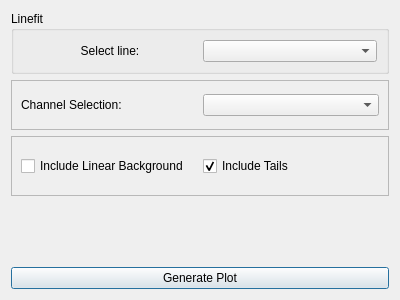
Before: the Qt Designer form massGui/ui/linefitSetup.ui in gmondee/massGui, drawn with Qt 5.
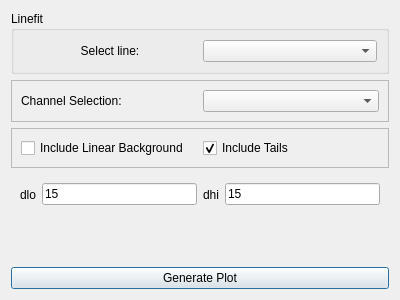
After: the same form once the commit is applied. Custom widgets are drawn as their Qt base class.

Commit message: linefit: add dlo/dhi

```diff
--- a/massGui/ui/linefitSetup.ui
+++ b/massGui/ui/linefitSetup.ui
@@ -93,6 +93,46 @@
      </layout>
     </widget>
    </item>
+   <item>
+    <widget class="QWidget" name="widget" native="true">
+     <layout class="QHBoxLayout" name="horizontalLayout_4">
+      <item>
+       <widget class="QLabel" name="label_3">
+        <property name="text">
+         <string>dlo</string>
+        </property>
+       </widget>
+      </item>
+      <item>
+       <widget class="QLineEdit" name="dlo">
+        <property name="inputMethodHints">
+         <set>Qt::ImhPreferNumbers</set>
+        </property>
+        <property name="text">
+         <string>15</string>
+        </property>
+       </widget>
+      </item>
+      <item>
+       <widget class="QLabel" name="label_4">
+        <property name="text">
+         <string>dhi</string>
+        </property>
+       </widget>
+      </item>
+      <item>
+       <widget class="QLineEdit" name="dhi">
+        <property name="inputMethodHints">
+         <set>Qt::ImhPreferNumbers</set>
+        </property>
+        <property name="text">
+         <string>15</string>
+        </property>
+       </widget>
+      </item>
+     </layout>
+    </widget>
+   </item>
    <item>
     <widget class="StatesGrid" name="statesGrid" native="true"/>
    </item>
```
The commit also changes 3 other files.
